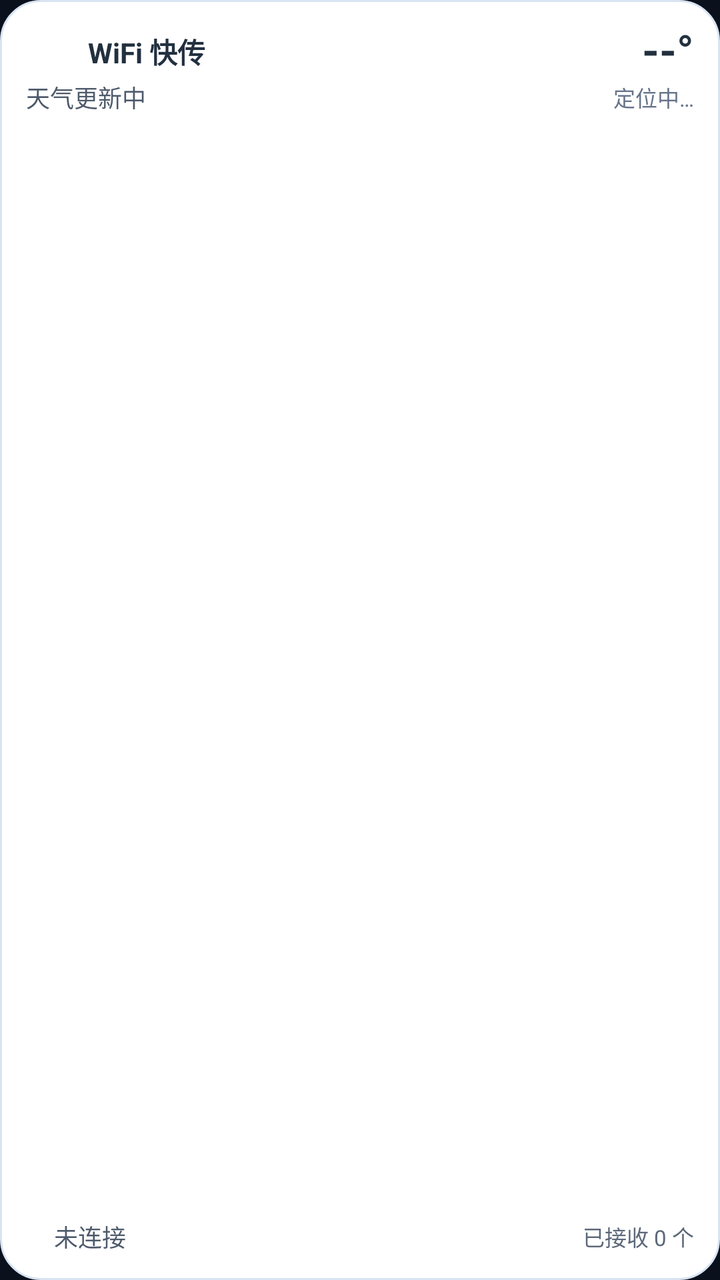
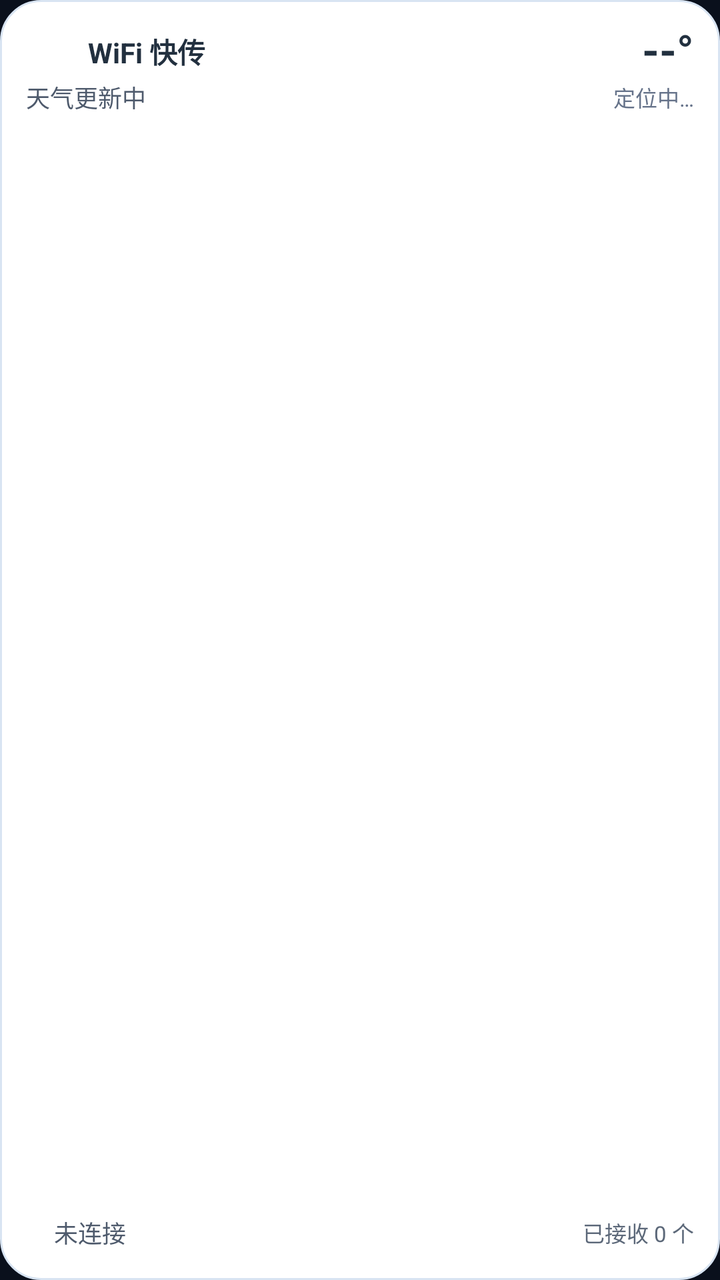

Two renders of the same Android screen: before a commit and after it. Below are the layout's source before the change and the commit's diff.
<!-- AndroidManifest.xml: application theme Theme.Myzuoye -->
<!-- res/layout/widget_transfer.xml -->
<?xml version="1.0" encoding="utf-8"?>
<FrameLayout xmlns:android="http://schemas.android.com/apk/res/android"
    android:id="@+id/widgetRoot"
    android:layout_width="match_parent"
    android:layout_height="match_parent"
    android:background="@drawable/widget_bg">

    
    <ImageView
        android:id="@+id/widgetScene"
        android:layout_width="match_parent"
        android:layout_height="match_parent"
        android:importantForAccessibility="no"
        android:scaleType="fitXY" />

    
    <ImageView
        android:id="@+id/widgetCelestial"
        android:layout_width="100dp"
        android:layout_height="100dp"
        android:layout_gravity="end|center_vertical"
        android:layout_marginEnd="10dp"
        android:importantForAccessibility="no"
        android:scaleType="fitCenter" />

    <LinearLayout
        android:layout_width="match_parent"
        android:layout_height="match_parent"
        android:orientation="vertical"
        android:padding="13dp">

        
        <LinearLayout
            android:layout_width="match_parent"
            android:layout_height="wrap_content"
            android:gravity="center_vertical"
            android:orientation="horizontal">

            <ImageView
                android:id="@+id/widgetIcon"
                android:layout_width="24dp"
                android:layout_height="24dp"
                android:contentDescription="@string/widget_title"
                android:src="@mipmap/ic_launcher_round_my" />

            <TextView
                android:id="@+id/widgetTitle"
                android:layout_width="0dp"
                android:layout_height="wrap_content"
                android:layout_marginStart="7dp"
                android:layout_weight="1"
                android:ellipsize="end"
                android:maxLines="1"
                android:text="@string/widget_title"
                android:textColor="#22303F"
                android:textSize="14sp"
                android:textStyle="bold" />

            <TextView
                android:id="@+id/widgetTemp"
                android:layout_width="wrap_content"
                android:layout_height="wrap_content"
                android:layout_marginStart="4dp"
                android:includeFontPadding="false"
                android:maxLines="1"
                android:text="@string/widget_temp_unknown"
                android:textColor="#22303F"
                android:textSize="22sp"
                android:textStyle="bold" />
        </LinearLayout>

        
        <LinearLayout
            android:layout_width="match_parent"
            android:layout_height="wrap_content"
            android:layout_marginTop="1dp"
            android:gravity="center_vertical"
            android:orientation="horizontal">

            <TextView
                android:id="@+id/widgetCondition"
                android:layout_width="0dp"
                android:layout_height="wrap_content"
                android:layout_weight="1"
                android:ellipsize="end"
                android:maxLines="1"
                android:text="@string/widget_weather_loading"
                android:textColor="#4E5A6C"
                android:textSize="12sp" />

            <TextView
                android:id="@+id/widgetCity"
                android:layout_width="wrap_content"
                android:layout_height="wrap_content"
                android:layout_marginStart="6dp"
                android:ellipsize="end"
                android:maxLines="1"
                android:text="@string/widget_weather_locating"
                android:textColor="#66738A"
                android:textSize="11sp" />
        </LinearLayout>

        
        <TextView
            android:layout_width="match_parent"
            android:layout_height="0dp"
            android:layout_weight="1" />

        
        <LinearLayout
            android:layout_width="match_parent"
            android:layout_height="wrap_content"
            android:gravity="center_vertical"
            android:orientation="horizontal">

            <ImageView
                android:id="@+id/widgetDot"
                android:layout_width="9dp"
                android:layout_height="9dp"
                android:contentDescription="@string/widget_status_label"
                android:src="@drawable/widget_dot" />

            <TextView
                android:id="@+id/widgetStatus"
                android:layout_width="wrap_content"
                android:layout_height="wrap_content"
                android:layout_marginStart="5dp"
                android:maxLines="1"
                android:text="@string/widget_status_disconnected"
                android:textColor="#4E5A6C"
                android:textSize="12sp" />

            <TextView
                android:id="@+id/widgetReceived"
                android:layout_width="0dp"
                android:layout_height="wrap_content"
                android:layout_marginStart="6dp"
                android:layout_weight="1"
                android:ellipsize="end"
                android:gravity="end"
                android:maxLines="1"
                android:text="@string/widget_received_zero"
                android:textColor="#5C6879"
                android:textSize="11sp" />
        </LinearLayout>
    </LinearLayout>
</FrameLayout>
<!-- resources referenced by this layout -->
<resources>
  <!-- drawable widget_bg (drawable) -->
  <?xml version="1.0" encoding="utf-8"?>
  <shape xmlns:android="http://schemas.android.com/apk/res/android"
      android:shape="rectangle">
      <solid android:color="#FFFFFF" />
      <corners android:radius="20dp" />
      <stroke
          android:width="1dp"
          android:color="#D8E4F2" />
  </shape>
  <!-- drawable widget_dot (drawable) -->
  <?xml version="1.0" encoding="utf-8"?>
  <shape xmlns:android="http://schemas.android.com/apk/res/android"
      android:shape="oval">
      <solid android:color="#FFFFFF" />
      <size
          android:width="10dp"
          android:height="10dp" />
  </shape>
  <!-- mipmap ic_launcher_round_my (mipmap-anydpi-v26) -->
  <?xml version="1.0" encoding="utf-8"?>
  <adaptive-icon xmlns:android="http://schemas.android.com/apk/res/android">
      <background android:drawable="@android:color/black" />
      <foreground android:drawable="@drawable/ic_launcher_tofu_fg" />
      <monochrome android:drawable="@drawable/ic_launcher_tofu_mono" />
  </adaptive-icon>
  <string name="widget_received_zero">已接收 0 个</string>
  <string name="widget_status_disconnected">未连接</string>
  <string name="widget_status_label">连接状态</string>
  <string name="widget_temp_unknown">--°</string>
  <string name="widget_title">WiFi 快传</string>
  <string name="widget_weather_loading">天气更新中</string>
  <string name="widget_weather_locating">定位中…</string>
  <style name="Theme.Myzuoye" parent="Base.Theme.Myzuoye" />
  <color name="primary">#3B82F6</color>
  <color name="primary_light">#60A5FA</color>
  <color name="bg_grad_top">#0A101C</color>
  <color name="text_primary">#EDF2FF</color>
  <color name="text_secondary">#9FB0CC</color>
  <color name="surface">#141B2B</color>
  <color name="surface_variant">#1E2739</color>
  <style name="ThemeOverlay.Myzuoye.Dialog" parent="ThemeOverlay.Material3.Dialog.Alert">
          <item name="colorSurface">@color/surface</item>
          <item name="colorSurfaceVariant">@color/surface_variant</item>
          <item name="colorOnSurface">@color/text_primary</item>
          <item name="colorOnSurfaceVariant">@color/text_secondary</item>
          <item name="colorPrimary">@color/primary_light</item>
          <item name="android:textColorPrimary">@color/text_primary</item>
          <item name="android:textColorSecondary">@color/text_secondary</item>
          <item name="android:windowBackground">@drawable/bg_dialog</item>
          <item name="android:colorBackground">@color/surface</item>
      </style>
  <!-- drawable bg_dialog (drawable) -->
  <?xml version="1.0" encoding="utf-8"?>
  <shape xmlns:android="http://schemas.android.com/apk/res/android"
      android:shape="rectangle">
      <solid android:color="#F2141B2B" />
      <stroke
          android:width="1dp"
          android:color="#33FFFFFF" />
      <corners android:radius="20dp" />
  </shape>
  <!-- unchanged entries left out for length: 3 -->
</resources>

<!-- the commit's change to res/layout/widget_transfer.xml (unified diff, before → after) -->
@@ -101,6 +101,18 @@
         </LinearLayout>
 
         
+        <ProgressBar
+            android:id="@+id/widgetProgress"
+            style="?android:attr/progressBarStyleHorizontal"
+            android:layout_width="match_parent"
+            android:layout_height="4dp"
+            android:layout_marginTop="6dp"
+            android:max="100"
+            android:progress="0"
+            android:progressDrawable="@drawable/bg_progress"
+            android:visibility="gone" />
+
+        
         <TextView
             android:layout_width="match_parent"
             android:layout_height="0dp"
@@ -108,10 +120,12 @@
 
         
         <LinearLayout
+            android:id="@+id/widgetStatusRow"
             android:layout_width="match_parent"
             android:layout_height="wrap_content"
             android:gravity="center_vertical"
-            android:orientation="horizontal">
+            android:orientation="horizontal"
+            android:paddingVertical="2dp">
 
             <ImageView
                 android:id="@+id/widgetDot"
<!-- resource entries referenced after the edit -->
@@ -1,5 +1,27 @@
 <!-- resources referenced by this layout -->
 <resources>
+  <!-- drawable bg_progress (drawable) -->
+  <?xml version="1.0" encoding="utf-8"?>
+  <layer-list xmlns:android="http://schemas.android.com/apk/res/android">
+      <item android:id="@android:id/background">
+          <shape android:shape="rectangle">
+              <solid android:color="#26FFFFFF" />
+              <corners android:radius="6dp" />
+          </shape>
+      </item>
+      <item android:id="@android:id/progress">
+          <clip>
+              <shape android:shape="rectangle">
+                  <gradient
+                      android:angle="0"
+                      android:centerColor="#3B82F6"
+                      android:endColor="#A78BFA"
+                      android:startColor="#22D3EE" />
+                  <corners android:radius="6dp" />
+              </shape>
+          </clip>
+      </item>
+  </layer-list>
   <!-- drawable widget_bg (drawable) -->
   <?xml version="1.0" encoding="utf-8"?>
   <shape xmlns:android="http://schemas.android.com/apk/res/android"
@@ -56,7 +78,7 @@
   <?xml version="1.0" encoding="utf-8"?>
   <shape xmlns:android="http://schemas.android.com/apk/res/android"
       android:shape="rectangle">
-      <solid android:color="#F2141B2B" />
+      <solid android:color="#FF141B2B" />
       <stroke
           android:width="1dp"
           android:color="#33FFFFFF" />
